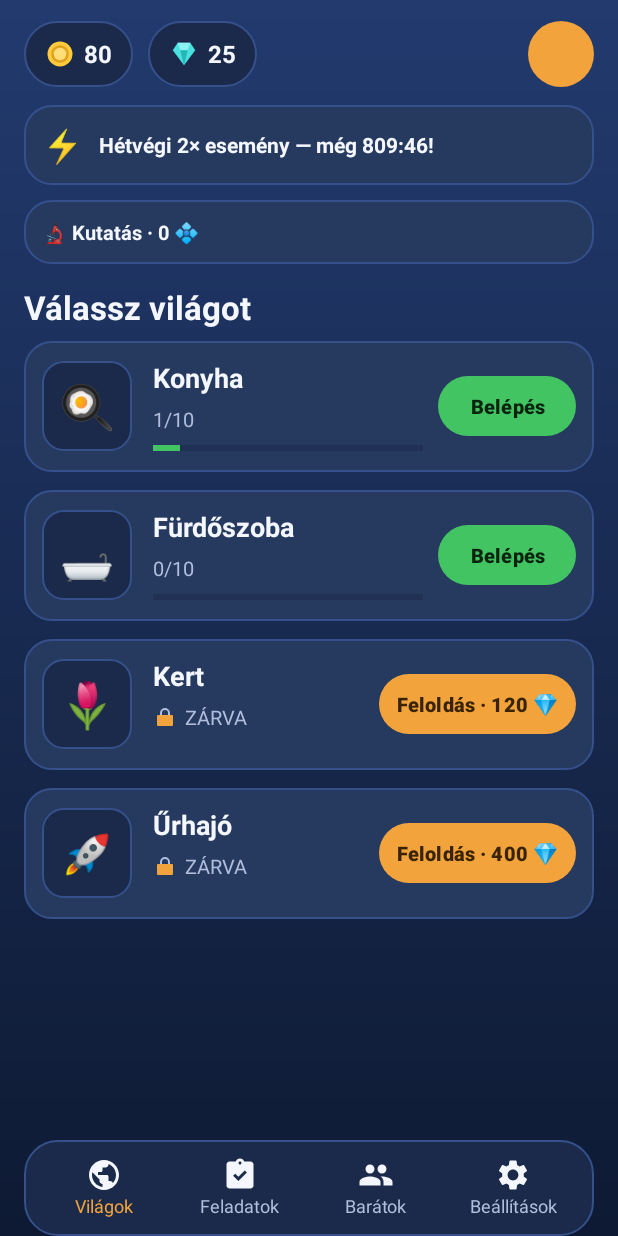
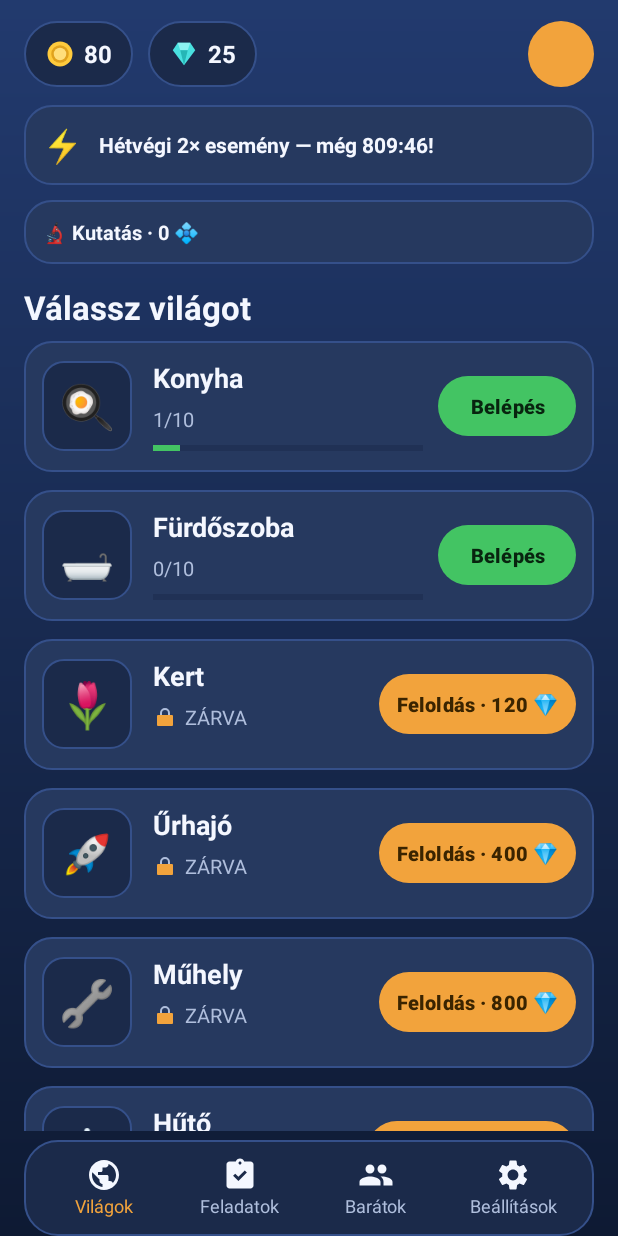
Before and after one commit to HenrikFaul/micromasters, an Android app: the screen it shows after launch (WorldSelectActivity), after a tap on "JÁTSSZ", on a phone screen of 412 x 824 dp. Run offline under Robolectric (Android 15) with nearby library versions, the phone set to English and light mode, and no system bars; 1 other tap on this screen came first.

Commit message:
Add 3 new worlds: Workshop, Fridge, Toybox (data-driven content tier)
Three new playable micro-worlds appended to Defs.WORLDS, scaling the economy
past Spaceship (prodMult 1.5k / 7k / 30k, escalating caps/costs/unlock gems
800/1200/1800). Each has a distinct palette, worker, resource nodes, and a
named Essence (Alkatresz / Jegkristaly / Csillam). Unicode<=7 emoji only.

Pure data: every system that iterates Defs.WORLDS (newGame, world-select,
conquer/cores, prestige, collection badges, daily) picks them up automatically
with no engine changes — zero new crash surface. Thematic twists (production
chains / spoilage / wind-up) deferred to a later pass.

Co-Authored-By: Claude Opus 4.8 <noreply@anthropic.com>
Claude-Session: https://claude.ai/code/session_018QBwLBU1ZMNvoWywXQuYed

```diff
--- a/app/src/main/java/com/micromasters/game/Models.kt
+++ b/app/src/main/java/com/micromasters/game/Models.kt
@@ -139,6 +139,33 @@ object Defs {
             ground = 0xFF243056.toInt(), accent = 0xFF9FB8FF.toInt(),
             worker = "👽", nodes = arrayOf("🔩", "🔋", "💾", "⚙️", "🛰️"),
             essenceName = R.string.essence_spaceship, essenceEmoji = "⚛️"
+        ),
+        WorldDef(
+            "workshop", R.string.world_workshop, "🔧",
+            prodMult = 1500.0, baseCap = 600000.0, territoryBaseCost = 900000.0,
+            unlockGems = 800, unlockedByDefault = false, clearReward = 1500,
+            skyTop = 0xFF8A8F99.toInt(), skyBottom = 0xFF34383F.toInt(),
+            ground = 0xFF55504A.toInt(), accent = 0xFFF2A33C.toInt(),
+            worker = "🐝", nodes = arrayOf("🔩", "🔧", "🔋", "⚙️", "📎"),
+            essenceName = R.string.essence_workshop, essenceEmoji = "🔩"
+        ),
+        WorldDef(
+            "fridge", R.string.world_fridge, "❄️",
+            prodMult = 7000.0, baseCap = 3000000.0, territoryBaseCost = 4500000.0,
+            unlockGems = 1200, unlockedByDefault = false, clearReward = 2500,
+            skyTop = 0xFFBFE8F5.toInt(), skyBottom = 0xFF235E78.toInt(),
+            ground = 0xFF3C7E96.toInt(), accent = 0xFFE8FAFF.toInt(),
+            worker = "🐧", nodes = arrayOf("❄️", "💧", "🔵", "💎", "🍦"),
+            essenceName = R.string.essence_fridge, essenceEmoji = "❄️"
+        ),
+        WorldDef(
+            "toybox", R.string.world_toybox, "🎲",
+            prodMult = 30000.0, baseCap = 12000000.0, territoryBaseCost = 20000000.0,
+            unlockGems = 1800, unlockedByDefault = false, clearReward = 4000,
+            skyTop = 0xFFFFD24D.toInt(), skyBottom = 0xFFC23A28.toInt(),
+            ground = 0xFF3A7BD5.toInt(), accent = 0xFFFFF0A0.toInt(),
+            worker = "🐢", nodes = arrayOf("🎲", "🎈", "🎯", "🎁", "🔔"),
+            essenceName = R.string.essence_toybox, essenceEmoji = "✨"
         )
     )
 
--- a/app/src/main/res/values/strings.xml
+++ b/app/src/main/res/values/strings.xml
@@ -22,6 +22,9 @@
     <string name="world_bathroom">Fürdőszoba</string>
     <string name="world_garden">Kert</string>
     <string name="world_spaceship">Űrhajó</string>
+    <string name="world_workshop">Műhely</string>
+    <string name="world_fridge">Hűtő</string>
+    <string name="world_toybox">Játékdoboz</string>
 
     <!-- Game screen -->
     <string name="collect">GYŰJTÉS</string>
@@ -127,6 +130,9 @@
     <string name="essence_bathroom">Buborék</string>
     <string name="essence_garden">Pollen</string>
     <string name="essence_spaceship">Plazma</string>
+    <string name="essence_workshop">Alkatrész</string>
+    <string name="essence_fridge">Jégkristály</string>
+    <string name="essence_toybox">Csillám</string>
     <string name="refine">Finomítás</string>
     <string name="refine_fmt">Finomítás · %1$s</string>
     <string name="not_enough_essence">Nincs elég eszencia!</string>
```
